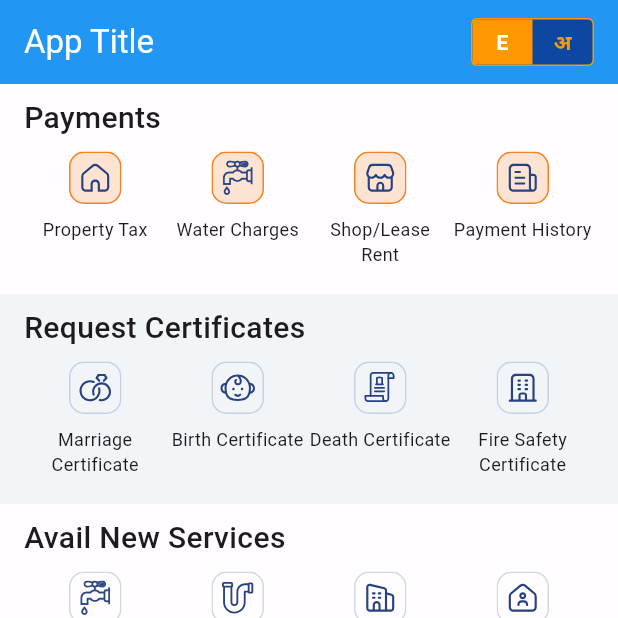
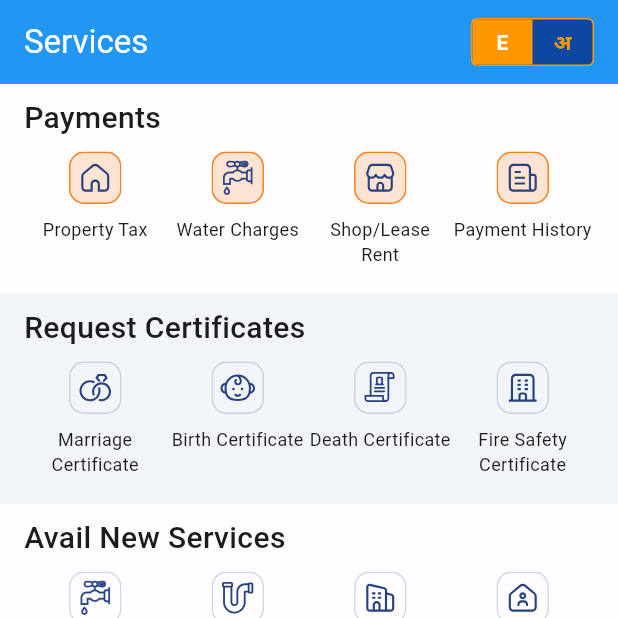
Before and after one commit to sumit-android-dev/flutter-localization, a Flutter app: the screen it shows after launch, on a phone screen of 412 x 824 dp, the top half of it. Run offline on Flutter 3.47's test engine with Material 3 defaults, Android fonts, the phone set to English and light mode, and no system bars; our stand-ins replace bloc, equatable, flutter_bloc, flutter_svg, shared_preferences.

Commit message:
Localization with bloc managed english/hindi selection.

```diff
--- a/lib/core/widgets/language_switcher.dart
+++ b/lib/core/widgets/language_switcher.dart
@@ -1,16 +1,33 @@
 import 'package:flutter/material.dart';
 import 'package:flutter_bloc/flutter_bloc.dart';
+import 'package:shared_preferences/shared_preferences.dart';
 
 import '../../screen/bloc/language_bloc.dart';
 
-class LanguageSwitcher extends StatefulWidget {
+/*class LanguageSwitcher extends StatefulWidget {
   const LanguageSwitcher({super.key});
+
   @override
   LanguageSwitcherState createState() => LanguageSwitcherState();
 }
 
 class LanguageSwitcherState extends State<LanguageSwitcher> {
   bool isEnglish = true;
+
+  @override
+  void initState() {
+    super.initState();
+    initializeLanguageFromPreferences();
+  }
+
+  // Method to initialize language selection from shared preferences
+  Future<void> initializeLanguageFromPreferences() async {
+    final prefs = await SharedPreferences.getInstance();
+    final localeCode = prefs.getString('locale') ?? 'en';
+    setState(() {
+      isEnglish = (localeCode == 'en');
+    });
+  }
 
   @override
   Widget build(BuildContext context) {
@@ -75,4 +92,76 @@ class LanguageSwitcherState extends State<LanguageSwitcher> {
       ),
     );
   }
+}*/
+
+
+class LanguageSwitcher extends StatelessWidget {
+  const LanguageSwitcher({super.key});
+
+  @override
+  Widget build(BuildContext context) {
+    return BlocBuilder<LanguageBloc, LanguageState>(
+      builder: (context, state) {
+        bool isEnglish = true;
+        isEnglish = state.locale.languageCode == 'en';
+        return GestureDetector(
+          onTap: () {
+            final newLocale = isEnglish ? const Locale('hi') : const Locale('en');
+            context.read<LanguageBloc>().add(ChangeLanguage(newLocale));
+          },
+          child: Container(
+            width: 82,
+            height: 32,
+            decoration: BoxDecoration(
+              borderRadius: BorderRadius.circular(4),
+              color: Colors.blue[900],
+              border: Border.all(
+                color: Colors.orange,
+                width: 1,
+              ),
+            ),
+            child: Row(
+              mainAxisAlignment: MainAxisAlignment.spaceBetween,
+              children: [
+                Container(
+                  width: 40,
+                  height: 32,
+                  decoration: BoxDecoration(
+                    color: isEnglish ? Colors.orange : Colors.transparent,
+                    borderRadius: BorderRadius.circular(0),
+                  ),
+                  child: Center(
+                    child: Text(
+                      'E',
+                      style: TextStyle(
+                        color: isEnglish ? Colors.white : Colors.orange,
+                        fontWeight: FontWeight.bold,
+                      ),
+                    ),
+                  ),
+                ),
+                Container(
+                  width: 40,
+                  height: 32,
+                  decoration: BoxDecoration(
+                    color: !isEnglish ? Colors.orange : Colors.transparent,
+                    borderRadius: BorderRadius.circular(0),
+                  ),
+                  child: Center(
+                    child: Text(
+                      'अ',
+                      style: TextStyle(
+                        color: !isEnglish ? Colors.white : Colors.orange,
+                        fontWeight: FontWeight.bold,
+                      ),
+                    ),
+                  ),
+                ),
+              ],
+            ),
+          ),
+        );
+      },
+    );
+  }
 }
--- a/lib/l10n/intl_en.arb
+++ b/lib/l10n/intl_en.arb
@@ -1,6 +1,6 @@
 {
   "@@locale": "en",
-  "appTitle" : "App Title",
+  "appTitle" : "Services",
   "detail" : "Detail",
   "changeLanguage" : "Change Language",
   "payments": "Payments",
--- a/lib/l10n/intl_hi.arb
+++ b/lib/l10n/intl_hi.arb
@@ -1,6 +1,6 @@
 {
   "@@locale": "hi",
-  "appTitle": "ऐप शीर्षक",
+  "appTitle": "सेवाएं",
   "detail" : "विवरण",
   "changeLanguage" : "भाषा बदलें",
 
@@ -38,7 +38,7 @@
   "trade_license_new_renew": "व्यापार लाइसेंस नया/नवीकरण",
   "new_swm_id": "नई एसडब्ल्यूएम आईडी",
   "movie_shooting_permission": "फिल्म शूटिंग अनुमति",
-  "less": "कम",
+  "less": "अधिक",
   "complaints": "शिकायतें",
   "registration_new_complaint": "नई शिकायत पंजीकरण",
   "complaints_status": "शिकायत स्थिति",
--- a/lib/main.dart
+++ b/lib/main.dart
@@ -1,10 +1,9 @@
 import 'package:flutter/material.dart';
 import 'package:flutter_bloc/flutter_bloc.dart';
 import 'package:flutter_localization/screen/bloc/language_bloc.dart';
-import 'package:flutter_localization/screen/detail_screen.dart';
 import 'package:flutter_localization/screen/home_screen.dart';
+import 'package:flutter_localization/screen/splash_screen.dart';
 import 'package:flutter_localizations/flutter_localizations.dart';
-import 'package:shared_preferences/shared_preferences.dart';
 
 import 'generated/l10n.dart';
 
@@ -36,7 +35,7 @@ class MyApp extends StatelessWidget {
             ],
             supportedLocales: S.delegate.supportedLocales,
             locale: state.locale,
-            home: HomeScreen(),
+            home: SplashScreen(),
           );
         },
       ),
--- a/lib/screen/home_screen.dart
+++ b/lib/screen/home_screen.dart
@@ -13,6 +13,7 @@ class HomeScreen extends StatefulWidget {
 }
 
 class _HomeScreenState extends State<HomeScreen> {
+
   @override
   Widget build(BuildContext context) {
     return Scaffold(
```
Also changed, not shown: lib/screen/splash_screen.dart (added, +47 -0 lines), lib/core/ktx.dart (added), lib/generated/intl/messages_en.dart, lib/generated/intl/messages_hi.dart, lib/generated/l10n.dart, lib/screen/bloc/language_state.dart (line endings or trailing spaces).
